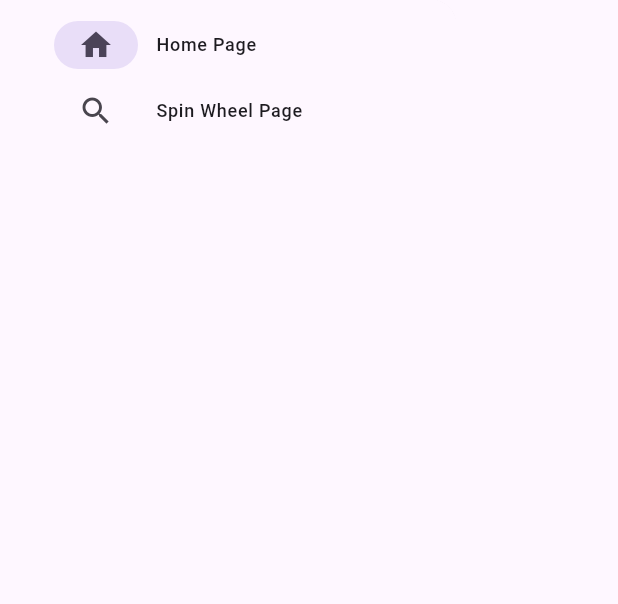
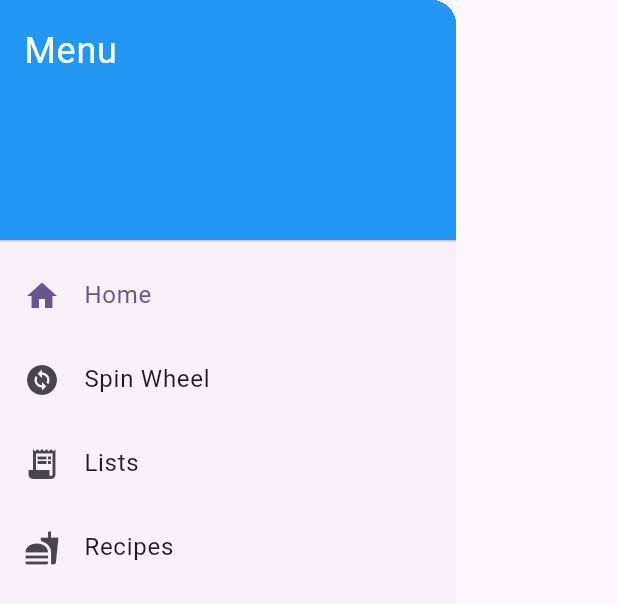
Before and after one commit to arroyoAle/foood, a Flutter app: the DrawerPartial widget shown alone on an empty page, opened directly, on a phone screen of 412 x 824 dp. Shown: the top 604 px of the screen. Run offline on Flutter 3.47's test engine with Material 3 defaults, Android fonts, the phone set to English and light mode, and no system bars.

Commit message:
fixing drawer.dart and nav

```diff
--- a/lib/pages/home.dart
+++ b/lib/pages/home.dart
@@ -5,7 +5,7 @@ import 'package:spin_wheel/partials/top_bar.dart';
 class MyHomePage extends StatefulWidget {
   const MyHomePage({super.key});
 
-  final String title = 'Flutter Demo Home Page';
+  final String title = 'Foood Home Page';
 
   @override
   State<MyHomePage> createState() => _MyHomePageState();
--- a/lib/pages/spin_wheel.dart
+++ b/lib/pages/spin_wheel.dart
@@ -3,6 +3,7 @@ import 'package:spin_wheel/partials/drawer.dart';
 import 'package:spin_wheel/partials/top_bar.dart';
 
 class SpinWheelPage extends StatefulWidget {
+  const SpinWheelPage({super.key});
 
   final String title = 'Spin Wheel Page';
   @override
--- a/lib/partials/drawer.dart
+++ b/lib/partials/drawer.dart
@@ -1,71 +1,98 @@
+// In file: lib/partials/drawer.dart
+
 import 'package:flutter/material.dart';
-import 'package:spin_wheel/pages/home.dart';
-import 'package:spin_wheel/pages/spin_wheel.dart';
 
-class DrawerPartial extends StatefulWidget {
-  const DrawerPartial({super.key, required this.currentPage});
-
+class DrawerPartial extends StatelessWidget {
   final String currentPage;
 
-  @override
-  State<DrawerPartial> createState() => _DrawerPartialState();
-}
+  const DrawerPartial({
+    super.key,
+    required this.currentPage,
+  });
 
-class _DrawerPartialState extends State<DrawerPartial> {
-  var selectedIndex = 0;
   @override
   Widget build(BuildContext context) {
-    Widget page;
-    switch (selectedIndex) {
-      case 0:
-        page  = MyHomePage();
-      case 1:
-        page = SpinWheelPage();
-      default:
-        throw UnimplementedError('no widget for $selectedIndex');
+    // The Drawer widget is the standard way to create a navigation drawer.
+    return Drawer(
+      child: ListView(
+        // Important: Remove any padding from the ListView.
+        padding: EdgeInsets.zero,
+        children: [
+          // The DrawerHeader is a standard nice-looking header for your drawer.
+          const DrawerHeader(
+            decoration: BoxDecoration(
+              color: Colors.blue, // You can customize the color
+            ),
+            child: Text(
+              'Menu',
+              style: TextStyle(
+                color: Colors.white,
+                fontSize: 24,
+              ),
+            ),
+          ),
+          // ListTile is a great widget for menu items.
+          ListTile(
+            leading: const Icon(Icons.home),
+            title: const Text('Home'),
+            // Logic to highlight or disable the current page link
+            selected: currentPage == 'home_page',
+            onTap: () {
+              // Close the drawer
+              Navigator.pop(context);
 
-    }
+              // If not already on the home page, navigate to it.
+              // This check prevents navigating to the same page again.
+              if (currentPage != 'home_page') {
+                // Assuming you have a route named '/' for your home page
+                Navigator.pushNamed(context, '/');
+              }
+            },
+          ),
+          ListTile(
+            leading: const Icon(Icons.change_circle),
+            title: const Text('Spin Wheel'),
+            selected: currentPage == 'spin_wheel_page',
+            onTap: () {
+              // Close the drawer
+              Navigator.pop(context);
 
-    return Drawer(
-        child: NavigationRail(
-          extended: true,
-          destinations: [
-            NavigationRailDestination(icon: Icon(Icons.home), label: Text('Home Page')),
-            NavigationRailDestination(icon: Icon(Icons.search), label: Text('Spin Wheel Page'))
-          ],
-        selectedIndex: selectedIndex,
-        onDestinationSelected: (value){
-          setState(() {
-            selectedIndex = value;
-          });
-        },
-        )
-      );
+              if (currentPage != 'spin_wheel_page') {
+                // Assuming you have a '/settings' route
+                Navigator.pushNamed(context, '/spinWheel');
+              }
+            },
+          ),
+          ListTile(
+            leading: const Icon(Icons.receipt_long),
+            title: const Text('Lists'),
+            selected: currentPage == 'lists_page',
+            onTap: () {
+              // Close the drawer
+              Navigator.pop(context);
+
+              if (currentPage != 'lists_page') {
+                // Assuming you have an '/about' route
+                Navigator.pushNamed(context, '/lists');
+              }
+            },
+          ),
+          ListTile(
+            leading: const Icon(Icons.fastfood),
+            title: const Text('Recipes'),
+            selected: currentPage == 'recipes_page',
+            onTap: () {
+              // Close the drawer
+              Navigator.pop(context);
+
+              if (currentPage != 'recipes_page') {
+                // Assuming you have an '/about' route
+                Navigator.pushNamed(context, '/recipes');
+              }
+            },
+          ),
+        ],
+      ),
+    );
   }
 }
-
-// ListView(
-//   padding: EdgeInsets.zero,
-//   children: [
-//     const DrawerHeader(
-//       decoration: BoxDecoration(color: Colors.blue),
-//       child: Text('Drawer Header')
-//       ),
-//     ListTile(
-//       selected: widget.currentPage == 'home_page' ? true : false,
-//       selectedColor: Colors.blue,
-//       title: const Text('Home'),
-//       onTap: () {
-//         Navigator.pop(context);
-//       },
-//     ),
-//     ListTile(
-//       selected: widget.currentPage == 'spin_page' ? true : false,
-//       selectedColor: Colors.blue,
-//       title: const Text('Spin Page'),
-//       onTap: () {
-//         Navigator.pop(context);
-//       },
-//     )
-//   ],
-// ),
```
Also changed, not shown: lib/main.dart (+11 -2 lines).
